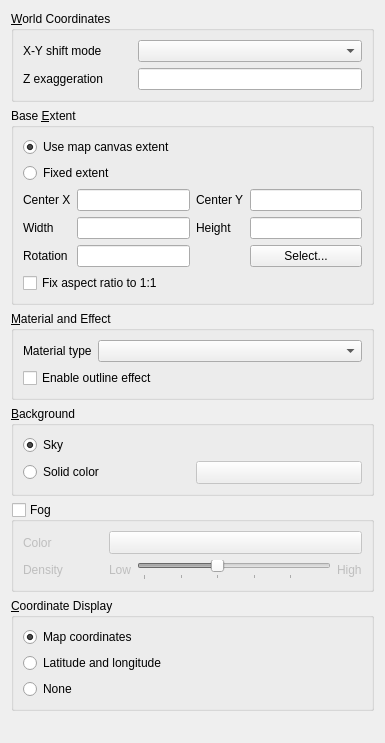
This is ui/sceneproperties.ui in minorua/Qgis2threejs as Qt 5 draws it before an edit. The edited form follows.
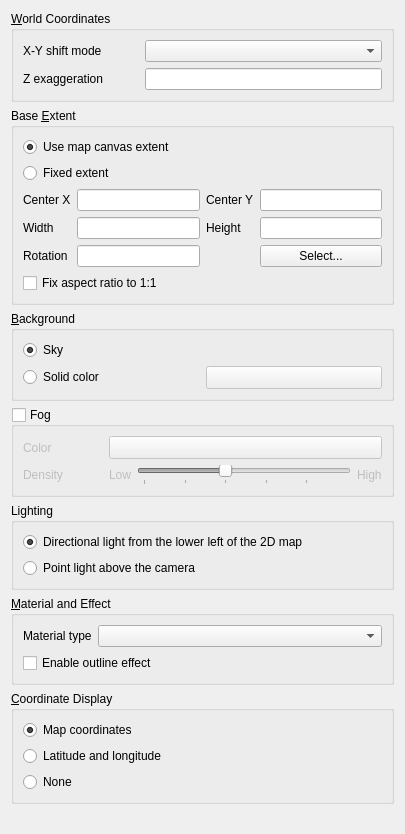
This is the edited form. Custom widgets are drawn as their Qt base class.

Commit message:
add settings for lighting
lighting can be chosen from the following:
- a directional light from the lower left of the 2D map
- a point light above the camera

What changed in the file:
```diff
--- a/ui/sceneproperties.ui
+++ b/ui/sceneproperties.ui
@@ -6,8 +6,8 @@
    <rect>
     <x>0</x>
     <y>0</y>
-    <width>385</width>
-    <height>743</height>
+    <width>405</width>
+    <height>834</height>
    </rect>
   </property>
   <property name="windowTitle">
@@ -170,42 +170,6 @@
      </layout>
     </widget>
    </item>
-   <item>
-    <widget class="QGroupBox" name="groupBox">
-     <property name="title">
-      <string>&amp;Material and Effect</string>
-     </property>
-     <layout class="QGridLayout" name="gridLayout_5">
-      <item row="0" column="0">
-       <widget class="QLabel" name="label_4">
-        <property name="text">
-         <string>Material type</string>
-        </property>
-       </widget>
-      </item>
-      <item row="1" column="0" colspan="2">
-       <widget class="QCheckBox" name="checkBox_Outline">
-        <property name="toolTip">
-         <string>Check this to enable outline effect</string>
-        </property>
-        <property name="text">
-         <string>Enable outline effect</string>
-        </property>
-       </widget>
-      </item>
-      <item row="0" column="1">
-       <widget class="QComboBox" name="comboBox_MaterialType">
-        <property name="sizePolicy">
-         <sizepolicy hsizetype="Expanding" vsizetype="Fixed">
-          <horstretch>0</horstretch>
-          <verstretch>0</verstretch>
-         </sizepolicy>
-        </property>
-       </widget>
-      </item>
-     </layout>
-    </widget>
-   </item>
    <item>
     <widget class="QGroupBox" name="groupBox_2">
      <property name="title">
@@ -333,6 +297,68 @@
      </layout>
     </widget>
    </item>
+   <item>
+    <widget class="QGroupBox" name="groupBox_5">
+     <property name="title">
+      <string>Lighting</string>
+     </property>
+     <layout class="QVBoxLayout" name="verticalLayout_2">
+      <item>
+       <widget class="QRadioButton" name="radioButton_DirLight">
+        <property name="text">
+         <string>Directional light from the lower left of the 2D map</string>
+        </property>
+        <property name="checked">
+         <bool>true</bool>
+        </property>
+       </widget>
+      </item>
+      <item>
+       <widget class="QRadioButton" name="radioButton_PtLight">
+        <property name="text">
+         <string>Point light above the camera</string>
+        </property>
+       </widget>
+      </item>
+     </layout>
+    </widget>
+   </item>
+   <item>
+    <widget class="QGroupBox" name="groupBox">
+     <property name="title">
+      <string>&amp;Material and Effect</string>
+     </property>
+     <layout class="QGridLayout" name="gridLayout_5">
+      <item row="0" column="0">
+       <widget class="QLabel" name="label_4">
+        <property name="text">
+         <string>Material type</string>
+        </property>
+       </widget>
+      </item>
+      <item row="1" column="0" colspan="2">
+       <widget class="QCheckBox" name="checkBox_Outline">
+        <property name="toolTip">
+         <string>Check this to enable outline effect</string>
+        </property>
+        <property name="text">
+         <string>Enable outline effect</string>
+        </property>
+       </widget>
+      </item>
+      <item row="0" column="1">
+       <widget class="QComboBox" name="comboBox_MaterialType">
+        <property name="sizePolicy">
+         <sizepolicy hsizetype="Expanding" vsizetype="Fixed">
+          <horstretch>0</horstretch>
+          <verstretch>0</verstretch>
+         </sizepolicy>
+        </property>
+       </widget>
+      </item>
+     </layout>
+    </widget>
+   </item>
    <item>
     <widget class="QGroupBox" name="groupBox_3">
      <property name="title">
```
The commit also changes 4 other files.
